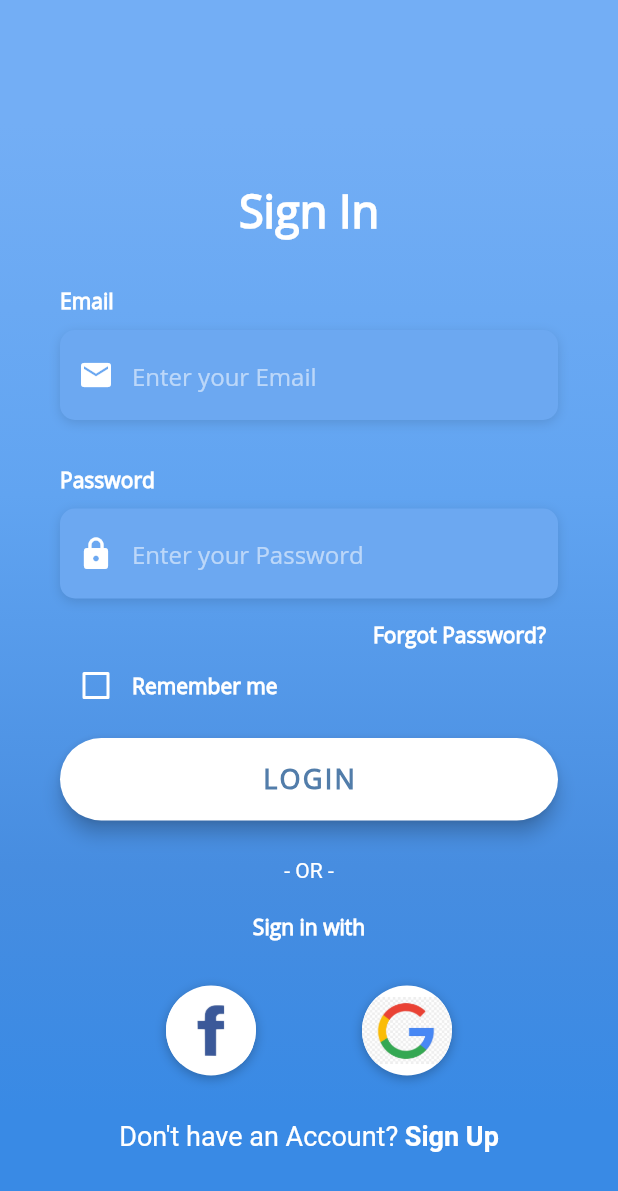
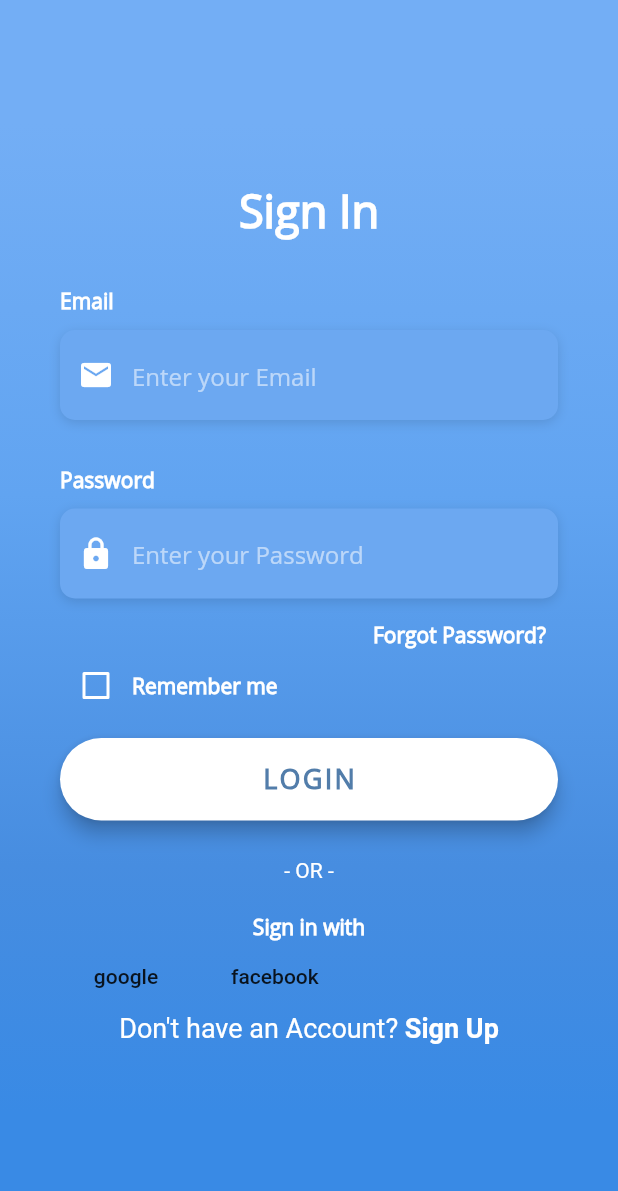
Before and after one commit to eslamyounis1/TSF-Intern, a Flutter app: the screen it shows after launch, on a phone screen of 412 x 824 dp. Shown: the top 1191 px of the screen. Run offline on Flutter 3.47's test engine with Material 2 defaults, Android fonts, the phone set to English and light mode, and no system bars; our stand-ins replace bloc, firebase_auth, firebase_core, flutter_bloc, fluttertoast, google_sign_in; missing offline and left inert: flutter_facebook_auth; accounts and stored records are empty.

Commit message:
facebook_login

```diff
--- a/lib/screens/login_screen.dart
+++ b/lib/screens/login_screen.dart
@@ -1,6 +1,10 @@
 import 'package:flutter/cupertino.dart';
 import 'package:flutter/material.dart';
 import 'package:flutter/services.dart';
+import 'package:flutter_bloc/flutter_bloc.dart';
+import 'package:fluttertoast/fluttertoast.dart';
+import 'package:tsf_intern/shared/cubit/cubit.dart';
+import 'package:tsf_intern/shared/cubit/states.dart';
 
 import '../constants.dart';
 
@@ -16,7 +20,7 @@ class _LoginScreenState extends State<LoginScreen> {
     return Column(
       crossAxisAlignment: CrossAxisAlignment.start,
       children: <Widget>[
-        Text(
+        const Text(
           'Email',
           style: kLabelStyle,
         ),
@@ -25,16 +29,16 @@ class _LoginScreenState extends State<LoginScreen> {
           alignment: Alignment.centerLeft,
           decoration: kBoxDecorationStyle,
           height: 60.0,
-          child: TextField(
+          child: const TextField(
             keyboardType: TextInputType.emailAddress,
-            style: const TextStyle(
+            style: TextStyle(
               color: Colors.white,
               fontFamily: 'OpenSans',
             ),
             decoration: InputDecoration(
               border: InputBorder.none,
-              contentPadding: const EdgeInsets.only(top: 14.0),
-              prefixIcon: const Icon(
+              contentPadding: EdgeInsets.only(top: 14.0),
+              prefixIcon: Icon(
                 Icons.email,
                 color: Colors.white,
               ),
@@ -50,8 +54,8 @@ class _LoginScreenState extends State<LoginScreen> {
   Widget _buildPasswordTF() {
     return Column(
       crossAxisAlignment: CrossAxisAlignment.start,
-      children: <Widget>[
-        Text(
+      children: [
+        const Text(
           'Password',
           style: kLabelStyle,
         ),
@@ -60,16 +64,16 @@ class _LoginScreenState extends State<LoginScreen> {
           alignment: Alignment.centerLeft,
           decoration: kBoxDecorationStyle,
           height: 60.0,
-          child: TextField(
+          child: const TextField(
             obscureText: true,
-            style: const TextStyle(
+            style: TextStyle(
               color: Colors.white,
               fontFamily: 'OpenSans',
             ),
             decoration: InputDecoration(
               border: InputBorder.none,
-              contentPadding: const EdgeInsets.only(top: 14.0),
-              prefixIcon: const Icon(
+              contentPadding: EdgeInsets.only(top: 14.0),
+              prefixIcon: Icon(
                 Icons.lock,
                 color: Colors.white,
               ),
@@ -88,7 +92,7 @@ class _LoginScreenState extends State<LoginScreen> {
       padding: const EdgeInsets.only(right: 0.0),
       child: TextButton(
         onPressed: () => print('Forgot Password Button Pressed'),
-        child: Text(
+        child: const Text(
           'Forgot Password?',
           style: kLabelStyle,
         ),
@@ -114,7 +118,7 @@ class _LoginScreenState extends State<LoginScreen> {
               },
             ),
           ),
-          Text(
+          const Text(
             'Remember me',
             style: kLabelStyle,
           ),
@@ -193,19 +197,36 @@ class _LoginScreenState extends State<LoginScreen> {
   }
 
   Widget _buildSocialBtnRow() {
+    return BlocConsumer<LoginCubit,LoginStates>(
+      listener: (context,state){},
+      builder: (context,state){
+        var cubit = LoginCubit.get(context);
         return Padding(
           padding: const EdgeInsets.symmetric(vertical: 30.0),
           child: Row(
             mainAxisAlignment: MainAxisAlignment.spaceEvenly,
             children: <Widget>[
               _buildSocialBtn(
-            () => print('Login with Facebook'),
+                    () {
+                      cubit.signInWithFacebook().then((value) {
+                        print('facebook login successfully');
+                      }).catchError((error){
+                        print('error logging in with facebook error: $error');
+                      });
+                    },
                 const AssetImage(
                   'assets/images/facebook.jpg',
                 ),
               ),
               _buildSocialBtn(
-            () => print('Login with Google'),
+                    (){
+                      cubit.loginWithGoogle().then((value) {
+                        // Fluttertoast.showToast(msg: 'Login successfully');
+                        print("login successfully");
+                      }).catchError((error){
+                        // Fluttertoast.showToast(msg: 'error logging in error: $error');
+                      });
+                },
                 const AssetImage(
                   'assets/images/google.jpg',
                 ),
@@ -213,11 +234,24 @@ class _LoginScreenState extends State<LoginScreen> {
             ],
           ),
         );
+      },
+
+    );
   }
 
   Widget _buildSignupBtn() {
+    return BlocConsumer<LoginCubit,LoginStates>(
+      listener: (context,state){},
+      builder: (context,state){
+        var cubit = LoginCubit.get(context);
         return GestureDetector(
-      onTap: () => print('Sign Up Button Pressed'),
+          onTap: (){
+            cubit.logout().then((value) {
+              print('logout successfully');
+            }).catchError((error){
+              print('error logging out error: $error');
+            });
+          } ,
           child: RichText(
             text: const TextSpan(
               children: [
@@ -241,10 +275,19 @@ class _LoginScreenState extends State<LoginScreen> {
             ),
           ),
         );
+      },
+
+    );
   }
 
   @override
   Widget build(BuildContext context) {
+    return BlocProvider(
+      create: (context)=>LoginCubit(),
+      child: BlocConsumer<LoginCubit,LoginStates>(
+        listener: (context,state){},
+        builder: (context,state){
+          var cubit = LoginCubit.get(context);
           return Scaffold(
             body: AnnotatedRegion<SystemUiOverlayStyle>(
               value: SystemUiOverlayStyle.light,
@@ -299,7 +342,26 @@ class _LoginScreenState extends State<LoginScreen> {
                             _buildRememberMeCheckbox(),
                             _buildLoginBtn(),
                             _buildSignInWithText(),
-                      _buildSocialBtnRow(),
+                            // _buildSocialBtnRow(),
+                            Row(
+                              children: [
+                                MaterialButton(onPressed: (){
+                                  cubit.loginWithGoogle().then((value) {
+
+                                    print("login successfully");
+                                  }).catchError((error){
+                                  });
+                                },child: const Text('google'),),
+                                 const SizedBox(width: 10.0,),
+                                MaterialButton(onPressed: (){
+                                  cubit.signInWithFacebook().then((value) {
+                                    print('facebook login successfully');
+                                  }).catchError((error){
+                                    print('error logging in with facebook error: $error');
+                                  });
+                                },child: const Text('facebook'),)
+                              ],
+                            ),
                             _buildSignupBtn(),
                           ],
                         ),
@@ -310,5 +372,9 @@ class _LoginScreenState extends State<LoginScreen> {
               ),
             ),
           );
+        },
+
+      ),
+    );
   }
 }
--- /dev/null
+++ b/lib/shared/cubit/states.dart
@@ -0,0 +1,10 @@
+abstract class LoginStates{}
+
+class LoginInitialState extends LoginStates{}
+
+class LoginSuccessState extends LoginStates{}
+
+class LoginErrorState extends LoginStates{
+  final String error;
+  LoginErrorState(this.error);
+}
```
Also changed, not shown: lib/main.dart (+7 -1 lines), lib/shared/bloc_observer.dart (added, +39 -0 lines), lib/shared/cubit/cubit.dart (added, +64 -0 lines), pubspec.yaml (+17 -0 lines), pubspec.lock, 5 other files. Lines whose indentation alone changed are shown as unchanged.
